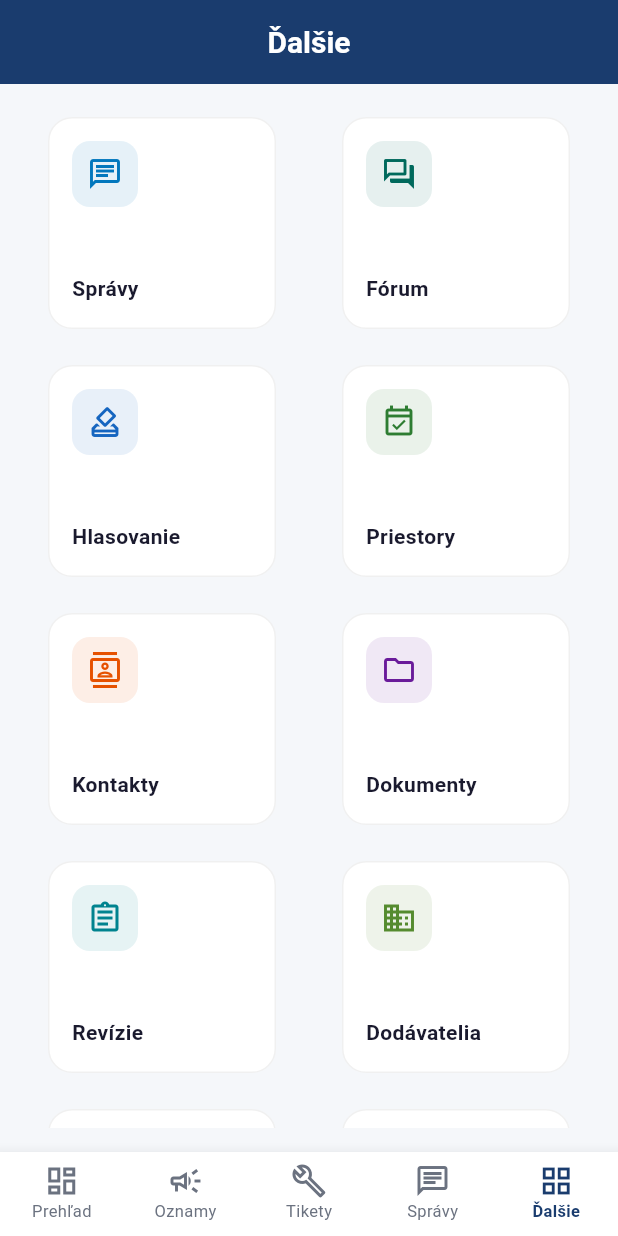
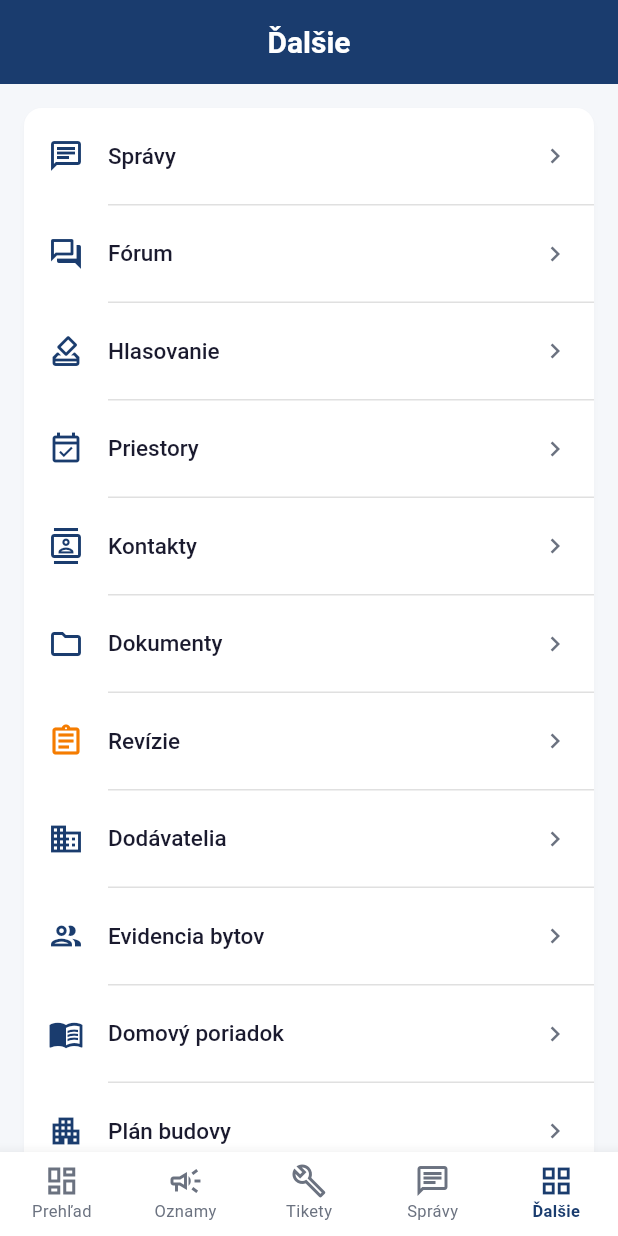
Before and after one commit to MHrtanek/domovnik, a Flutter app: the ManagerMoreScreen screen opened by its route, on a phone screen of 412 x 824 dp. Run offline on Flutter 3.47's test engine with Material 3 defaults, Android fonts, the phone set to English and light mode, and no system bars; our stand-ins replace cached_network_image, file_picker, firebase_core, firebase_messaging, flutter_dotenv, flutter_local_notifications and 6 more; missing offline and left inert: dart:js; accounts and stored records are empty.

Commit message:
design: More screens list layout + PWA navy theme colors
Replace colorful GridView tiles in More screens with clean list-style
Card matching the design system (primary icon, label, chevron_right,
dividers). Fix PWA manifest and meta theme-color from Flutter default
blue to design system navy #1A3C6E.

Co-Authored-By: Claude Sonnet 4.6 <noreply@anthropic.com>

```diff
--- a/lib/router/app_router.dart
+++ b/lib/router/app_router.dart
@@ -729,38 +729,22 @@ class ResidentMoreScreen extends StatelessWidget {
   @override
   Widget build(BuildContext context) {
     final items = [
-      _MoreItem(icon: Icons.campaign_outlined, label: 'Oznamy', route: '/resident/announcements', color: const Color(0xFF1565c0)),
-      _MoreItem(icon: Icons.how_to_vote_outlined, label: 'Hlasovanie', route: '/resident/polls', color: const Color(0xFF1a3a6b)),
-      _MoreItem(icon: Icons.event_available_outlined, label: 'Priestory', route: '/resident/reservations', color: const Color(0xFF2e7d32)),
-      _MoreItem(icon: Icons.contacts_outlined, label: 'Kontakty', route: '/resident/contacts', color: const Color(0xFFe65100)),
-      _MoreItem(icon: Icons.folder_outlined, label: 'Dokumenty', route: '/resident/documents', color: const Color(0xFF6a1b9a)),
-      _MoreItem(icon: Icons.assignment_outlined, label: 'Revízie', route: '/resident/inspections', color: const Color(0xFF00838f)),
-      _MoreItem(icon: Icons.menu_book_outlined, label: 'Domový poriadok', route: '/resident/house-rules', color: const Color(0xFF4527a0)),
-      _MoreItem(icon: Icons.apartment_outlined, label: 'Plán budovy', route: '/resident/building-plan', color: const Color(0xFF00695c)),
-      _MoreItem(icon: Icons.person_outlined, label: 'Profil', route: '/resident/profile', color: const Color(0xFF37474f)),
+      _MoreItem(icon: Icons.campaign_outlined, label: 'Oznamy', route: '/resident/announcements'),
+      _MoreItem(icon: Icons.how_to_vote_outlined, label: 'Hlasovanie', route: '/resident/polls'),
+      _MoreItem(icon: Icons.event_available_outlined, label: 'Priestory', route: '/resident/reservations'),
+      _MoreItem(icon: Icons.contacts_outlined, label: 'Kontakty', route: '/resident/contacts'),
+      _MoreItem(icon: Icons.folder_outlined, label: 'Dokumenty', route: '/resident/documents'),
+      _MoreItem(icon: Icons.assignment_outlined, label: 'Revízie', route: '/resident/inspections', isAlert: true),
+      _MoreItem(icon: Icons.menu_book_outlined, label: 'Domový poriadok', route: '/resident/house-rules'),
+      _MoreItem(icon: Icons.apartment_outlined, label: 'Plán budovy', route: '/resident/building-plan'),
+      _MoreItem(icon: Icons.person_outlined, label: 'Profil', route: '/resident/profile'),
     ];
 
     return Scaffold(
-      appBar: AppBar(title: const Text('Ďalšie'), centerTitle: true),
-      body: LayoutBuilder(
-        builder: (context, constraints) {
-          final isWide = constraints.maxWidth > 600;
-          final crossCount = isWide ? 4 : 2;
-          return Align(
-            alignment: Alignment.topLeft,
-            child: Padding(
-              padding: EdgeInsets.all(isWide ? 28 : 16),
-              child: GridView.count(
-                shrinkWrap: true,
-                crossAxisCount: crossCount,
-                crossAxisSpacing: 12,
-                mainAxisSpacing: 12,
-                childAspectRatio: isWide ? 1.6 : 1.2,
-                children: items.map((item) => _MoreCard(item: item)).toList(),
-              ),
-            ),
-          );
-        },
+      appBar: AppBar(title: const Text('Ďalšie')),
+      body: SingleChildScrollView(
+        padding: const EdgeInsets.all(16),
+        child: _MoreList(items: items),
       ),
     );
   }
@@ -774,41 +758,25 @@ class ManagerMoreScreen extends StatelessWidget {
   @override
   Widget build(BuildContext context) {
     final items = [
-      _MoreItem(icon: Icons.chat_outlined, label: 'Správy', route: '/manager/chat', color: const Color(0xFF0277bd)),
-      _MoreItem(icon: Icons.forum_outlined, label: 'Fórum', route: '/manager/forum', color: const Color(0xFF00695c)),
-      _MoreItem(icon: Icons.how_to_vote_outlined, label: 'Hlasovanie', route: '/manager/polls', color: const Color(0xFF1565c0)),
-      _MoreItem(icon: Icons.event_available_outlined, label: 'Priestory', route: '/manager/reservations', color: const Color(0xFF2e7d32)),
-      _MoreItem(icon: Icons.contacts_outlined, label: 'Kontakty', route: '/manager/contacts', color: const Color(0xFFe65100)),
-      _MoreItem(icon: Icons.folder_outlined, label: 'Dokumenty', route: '/manager/documents', color: const Color(0xFF6a1b9a)),
-      _MoreItem(icon: Icons.assignment_outlined, label: 'Revízie', route: '/manager/inspections', color: const Color(0xFF00838f)),
-      _MoreItem(icon: Icons.business_outlined, label: 'Dodávatelia', route: '/manager/suppliers', color: const Color(0xFF558b2f)),
-      _MoreItem(icon: Icons.people_outlined, label: 'Evidencia bytov', route: '/manager/residents', color: const Color(0xFF1565c0)),
-      _MoreItem(icon: Icons.menu_book_outlined, label: 'Domový poriadok', route: '/manager/house-rules', color: const Color(0xFF4527a0)),
-      _MoreItem(icon: Icons.apartment_outlined, label: 'Plán budovy', route: '/manager/building-plan', color: const Color(0xFF00695c)),
-      _MoreItem(icon: Icons.person_outlined, label: 'Profil', route: '/manager/profile', color: const Color(0xFF37474f)),
+      _MoreItem(icon: Icons.chat_outlined, label: 'Správy', route: '/manager/chat'),
+      _MoreItem(icon: Icons.forum_outlined, label: 'Fórum', route: '/manager/forum'),
+      _MoreItem(icon: Icons.how_to_vote_outlined, label: 'Hlasovanie', route: '/manager/polls'),
+      _MoreItem(icon: Icons.event_available_outlined, label: 'Priestory', route: '/manager/reservations'),
+      _MoreItem(icon: Icons.contacts_outlined, label: 'Kontakty', route: '/manager/contacts'),
+      _MoreItem(icon: Icons.folder_outlined, label: 'Dokumenty', route: '/manager/documents'),
+      _MoreItem(icon: Icons.assignment_outlined, label: 'Revízie', route: '/manager/inspections', isAlert: true),
+      _MoreItem(icon: Icons.business_outlined, label: 'Dodávatelia', route: '/manager/suppliers'),
+      _MoreItem(icon: Icons.people_outlined, label: 'Evidencia bytov', route: '/manager/residents'),
+      _MoreItem(icon: Icons.menu_book_outlined, label: 'Domový poriadok', route: '/manager/house-rules'),
+      _MoreItem(icon: Icons.apartment_outlined, label: 'Plán budovy', route: '/manager/building-plan'),
+      _MoreItem(icon: Icons.person_outlined, label: 'Profil', route: '/manager/profile'),
     ];
 
     return Scaffold(
-      appBar: AppBar(title: const Text('Ďalšie'), centerTitle: true),
-      body: LayoutBuilder(
-        builder: (context, constraints) {
-          final isWide = constraints.maxWidth > 600;
-          final crossCount = isWide ? 4 : 2;
-          return Align(
-            alignment: Alignment.topLeft,
-            child: Padding(
-              padding: EdgeInsets.all(isWide ? 28 : 16),
-              child: GridView.count(
-                shrinkWrap: true,
-                crossAxisCount: crossCount,
-                crossAxisSpacing: 12,
-                mainAxisSpacing: 12,
-                childAspectRatio: isWide ? 1.6 : 1.2,
-                children: items.map((item) => _MoreCard(item: item)).toList(),
-              ),
-            ),
-          );
-        },
+      appBar: AppBar(title: const Text('Ďalšie')),
+      body: SingleChildScrollView(
+        padding: const EdgeInsets.all(16),
+        child: _MoreList(items: items),
       ),
     );
   }
@@ -818,48 +786,42 @@ class _MoreItem {
   final IconData icon;
   final String label;
   final String route;
-  final Color color;
-  const _MoreItem({required this.icon, required this.label, required this.route, required this.color});
+  final bool isAlert;
+  const _MoreItem({required this.icon, required this.label, required this.route, this.isAlert = false});
 }
 
-class _MoreCard extends StatelessWidget {
-  final _MoreItem item;
-  const _MoreCard({required this.item});
+class _MoreList extends StatelessWidget {
+  final List<_MoreItem> items;
+  const _MoreList({required this.items});
 
   @override
   Widget build(BuildContext context) {
     return Card(
-      elevation: 0,
-      shape: RoundedRectangleBorder(
-        borderRadius: BorderRadius.circular(16),
-        side: BorderSide(color: Colors.grey.withValues(alpha: 0.15)),
+      margin: EdgeInsets.zero,
+      child: Column(
+        children: [
+          for (int i = 0; i < items.length; i++) ...[
+            if (i > 0) const Divider(height: 1, indent: 56),
+            _MoreListItem(item: items[i]),
+          ],
+        ],
       ),
-      child: InkWell(
-        borderRadius: BorderRadius.circular(16),
-        onTap: () => context.go(item.route),
-        child: Padding(
-          padding: const EdgeInsets.all(16),
-          child: Column(
-            mainAxisAlignment: MainAxisAlignment.center,
-            crossAxisAlignment: CrossAxisAlignment.start,
-            children: [
-              Container(
-                padding: const EdgeInsets.all(10),
-                decoration: BoxDecoration(
-                  color: item.color.withValues(alpha: 0.1),
-                  borderRadius: BorderRadius.circular(12),
-                ),
-                child: Icon(item.icon, size: 24, color: item.color),
-              ),
-              const Spacer(),
-              Text(
-                item.label,
-                style: const TextStyle(fontSize: 14, fontWeight: FontWeight.w600),
-              ),
-            ],
-          ),
-        ),
-      ),
+    );
+  }
+}
+
+class _MoreListItem extends StatelessWidget {
+  final _MoreItem item;
+  const _MoreListItem({required this.item});
+
+  @override
+  Widget build(BuildContext context) {
+    final color = item.isAlert ? AppColors.accent : AppColors.primary;
+    return ListTile(
+      leading: Icon(item.icon, color: color),
+      title: Text(item.label),
+      trailing: const Icon(Icons.chevron_right, size: 20, color: AppColors.textSecondary),
+      onTap: () => context.go(item.route),
     );
   }
 }
```
Also changed, not shown: 2 other files.
